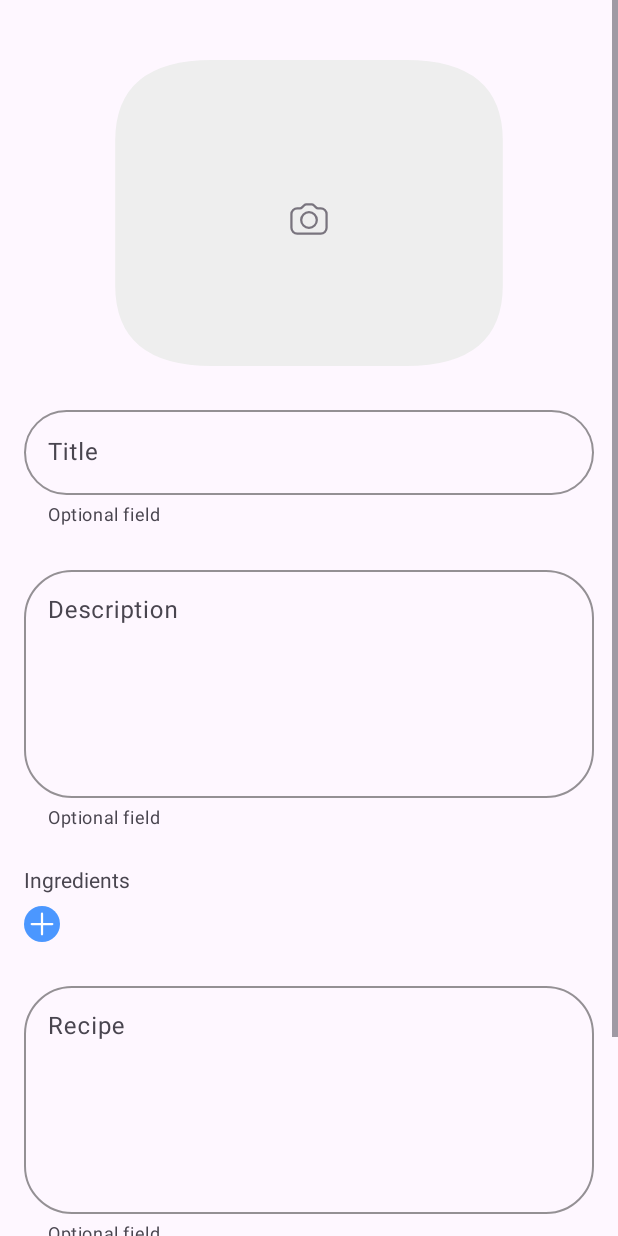
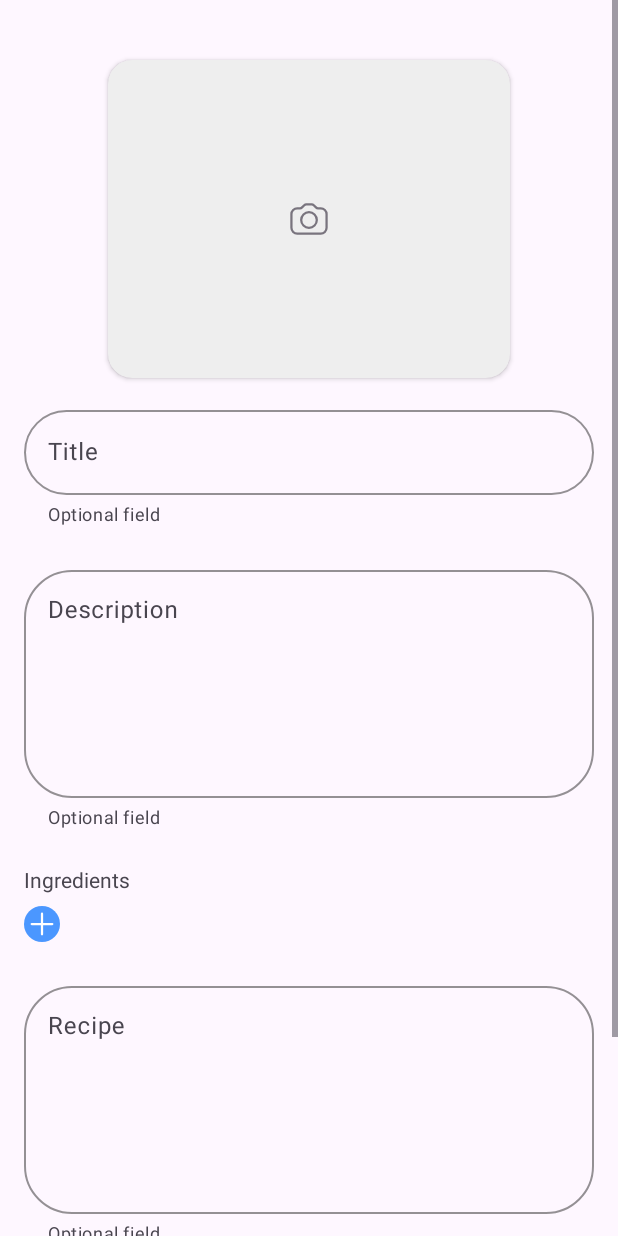
Before and after one commit to VladMikh95/cocktail-bar, an Android app: the screen it shows after launch (MainActivity), after a tap on an icon or button, on a phone screen of 412 x 824 dp. Run offline under Robolectric (Android 15) with nearby library versions, the phone set to English and light mode, and no system bars; our stand-ins replace Dagger/Hilt's generated code, Room's generated code.

Commit message:
Добавлена возможность добавлять коктейль в базу данных, немного изменен дизайн AddCocktailFragment

```diff
--- a/app/src/main/java/ml/vladmikh/projects/cocktail_bar/data/local/entities/CocktailLocalDataSource.kt
+++ b/app/src/main/java/ml/vladmikh/projects/cocktail_bar/data/local/entities/CocktailLocalDataSource.kt
@@ -1,5 +1,6 @@
 package ml.vladmikh.projects.cocktail_bar.data.local.entities
 
+import android.net.Uri
 import androidx.room.ColumnInfo
 import androidx.room.Entity
 import androidx.room.PrimaryKey
@@ -15,4 +16,6 @@ data class CocktailLocalDataSource (
     val ingredients: List<String>,
     val recipe: String
 
-)
+) {
+
+}
--- /dev/null
+++ b/app/src/main/res/drawable/camera.xml
@@ -0,0 +1,6 @@
+<vector android:height="24dp" android:tint="#79747E"
+    android:viewportHeight="24" android:viewportWidth="24"
+    android:width="24dp" xmlns:android="http://schemas.android.com/apk/res/android">
+    <path android:fillColor="@android:color/white" android:pathData="M12,12m-3.2,0a3.2,3.2 0,1 1,6.4 0a3.2,3.2 0,1 1,-6.4 0"/>
+    <path android:fillColor="@android:color/white" android:pathData="M9,2L7.17,4L4,4c-1.1,0 -2,0.9 -2,2v12c0,1.1 0.9,2 2,2h16c1.1,0 2,-0.9 2,-2L22,6c0,-1.1 -0.9,-2 -2,-2h-3.17L15,2L9,2zM12,17c-2.76,0 -5,-2.24 -5,-5s2.24,-5 5,-5 5,2.24 5,5 -2.24,5 -5,5z"/>
+</vector>
--- a/app/src/main/res/layout/fragment_add_cocktail.xml
+++ b/app/src/main/res/layout/fragment_add_cocktail.xml
@@ -17,15 +17,41 @@
             android:layout_height="wrap_content"
             android:orientation="vertical">
 
-            <ImageButton
-                android:id="@+id/imageButtonAddImage"
+            <androidx.cardview.widget.CardView
+                android:id="@+id/cardViewAddImage"
                 android:layout_width="match_parent"
-                android:layout_height="wrap_content"
-                android:background="@drawable/add_image_coctail_drawable"
-                android:src="@drawable/photo_camera_drawable"
+                android:layout_height="212dp"
+                app:cardBackgroundColor="@color/light_gray"
                 android:layout_marginTop="@dimen/normal_250"
                 android:layout_marginStart="@dimen/normal_450"
-                android:layout_marginEnd="@dimen/normal_450"/>
+                android:layout_marginEnd="@dimen/normal_450"
+                app:cardCornerRadius="16dp">
+
+                <androidx.constraintlayout.widget.ConstraintLayout
+                    android:layout_width="match_parent"
+                    android:layout_height="match_parent">
+
+                    <ImageView
+                        android:id="@+id/cardViewBackgroundImage"
+                        android:layout_width="match_parent"
+                        android:layout_height="match_parent"
+                        android:scaleType="fitXY"/>
+
+                    <ImageButton
+                        android:id="@+id/imageButtonAddImage"
+                        android:layout_width="wrap_content"
+                        android:layout_height="wrap_content"
+                        android:background="@android:color/transparent"
+                        android:src="@drawable/photo_camera_drawable"
+                        app:layout_constraintStart_toStartOf="parent"
+                        app:layout_constraintEnd_toEndOf="parent"
+                        app:layout_constraintTop_toTopOf="parent"
+                        app:layout_constraintBottom_toBottomOf="parent"/>
+                </androidx.constraintlayout.widget.ConstraintLayout>
+
+
+            </androidx.cardview.widget.CardView>
+
 
             <com.google.android.material.textfield.TextInputLayout
                 android:id="@+id/textInputLayoutTitle"
--- a/app/src/main/res/values/colors.xml
+++ b/app/src/main/res/values/colors.xml
@@ -4,4 +4,5 @@
     <color name="white">#FFFFFFFF</color>
     <color name="gray">#FF79747E</color>
     <color name="blue">#FF4B97FF</color>
+    <color name="light_gray">#FFEEEEEE</color>
 </resources>
```
Also changed, not shown: app/src/main/java/ml/vladmikh/projects/cocktail_bar/ui/add_cocktail/AddCocktailFragment.kt (+7 -13 lines), app/src/main/java/ml/vladmikh/projects/cocktail_bar/ui/add_cocktail/AddCoctailsViewModel.kt (+23 -2 lines).
